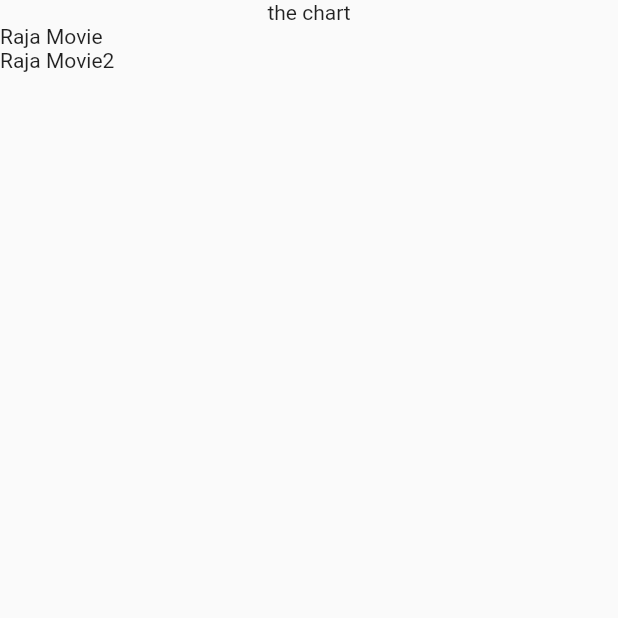
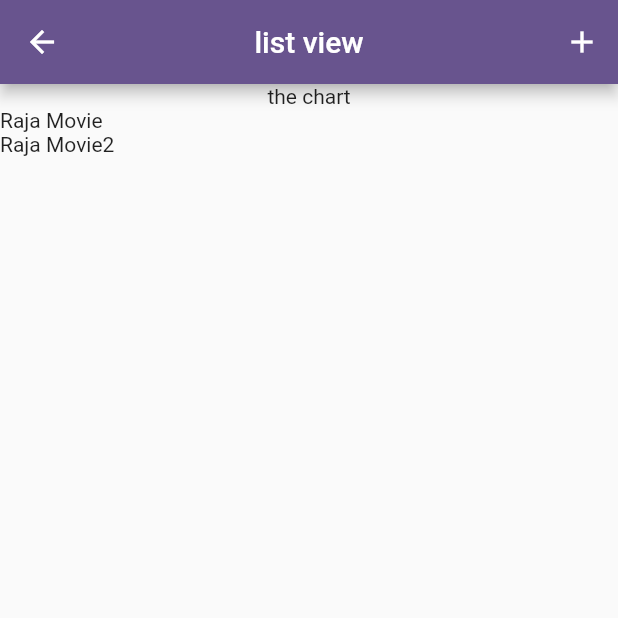
Before and after one commit to raja226/Flutter_ListView, a Flutter app: the screen it shows after launch, on a phone screen of 412 x 824 dp, the top half of it. Run offline on Flutter 3.47's test engine with Material 2 defaults, Android fonts, the phone set to English and light mode, and no system bars.

Commit message:
app bar chnages

```diff
--- a/lib/expeses.dart
+++ b/lib/expeses.dart
@@ -26,6 +26,12 @@ class _ExpesesState extends State<Expeses> {
   @override
   Widget build(BuildContext context) {
     return  Scaffold(
+      appBar: AppBar(
+        title: const Text('list view')
+        ,centerTitle: true,
+        leading: IconButton(onPressed: (){}, icon: const Icon(Icons.arrow_back)),
+        actions: [IconButton(onPressed: (){}, icon: const Icon(Icons.add))]
+        ),
         body: Column(
       children: [
         const Text("the chart"),
```
